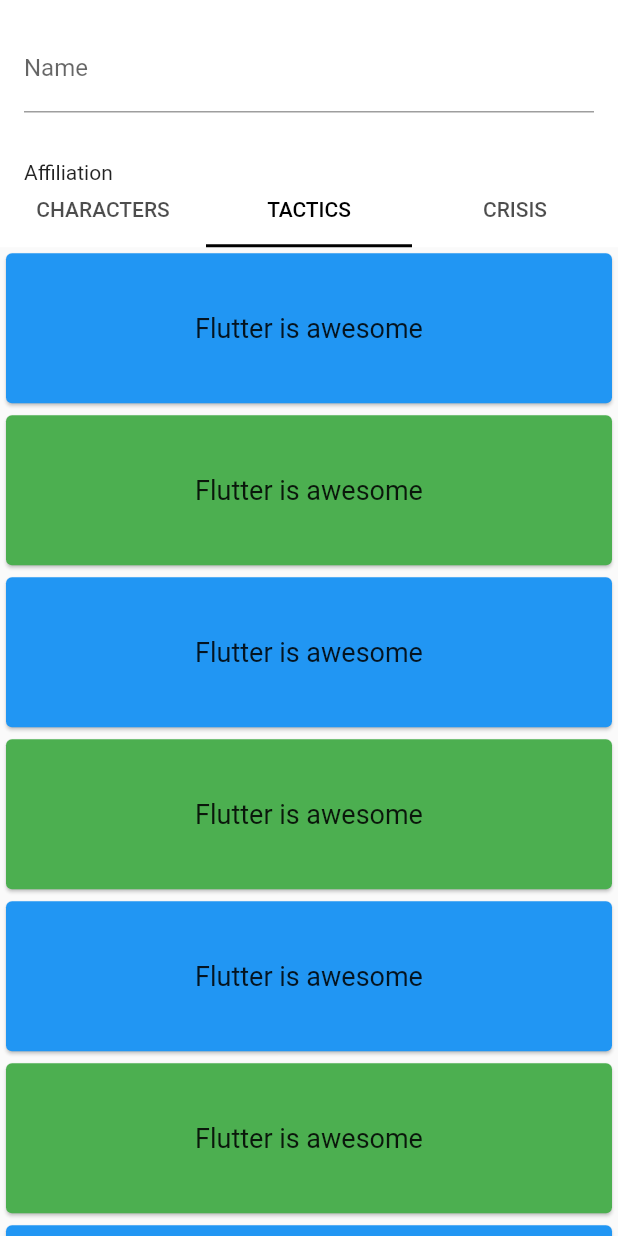
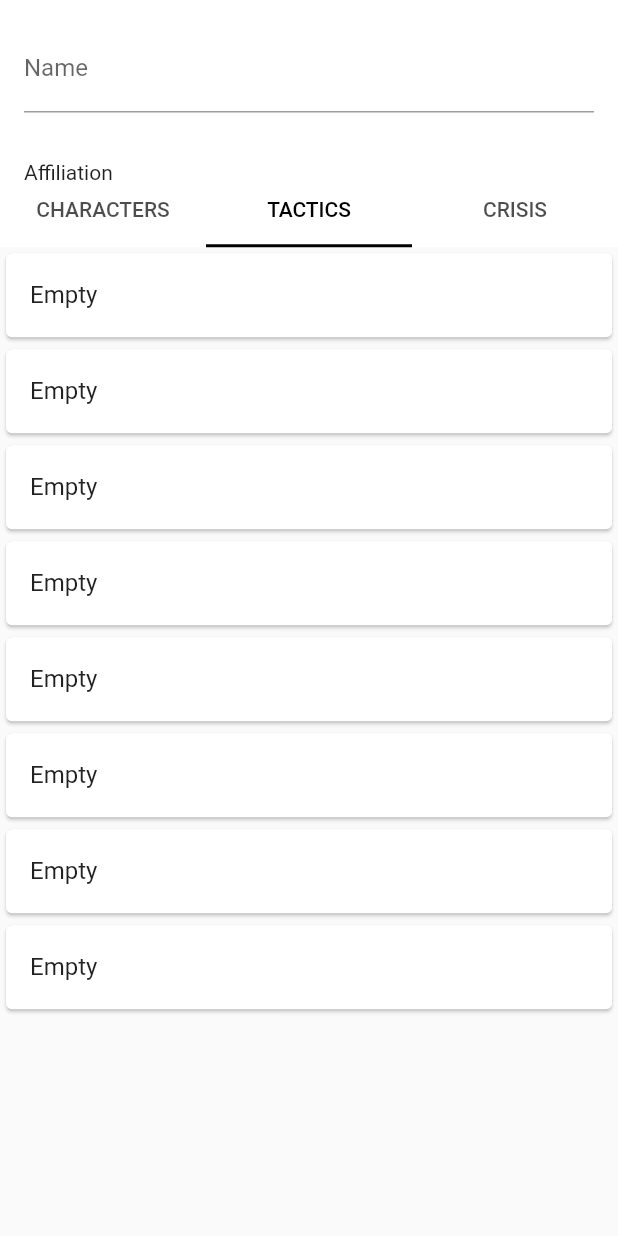
Before and after one commit to sotoslammer/squad-up, a Flutter app: the _Builder screen opened directly with empty values, tab 2 chosen, on a phone screen of 412 x 824 dp. Run offline on Flutter 3.47's test engine with Material 2 defaults, Android fonts, the phone set to English and light mode, and no system bars; our stand-ins replace equatable, flutter_bloc, get_it, hive, hive_flutter; accounts and stored records are empty.

Commit message:
show card slots on builder

```diff
--- a/lib/screens/builder.dart
+++ b/lib/screens/builder.dart
@@ -4,7 +4,10 @@
 import 'package:squadup/bloc/roster_builder/bloc.dart';
 import 'package:squadup/bloc/roster_builder/event.dart';
 import 'package:squadup/bloc/roster_builder/roster_builder.dart';
+import 'package:squadup/models/crisis.dart';
 import 'package:squadup/models/roster.dart';
+import 'package:squadup/models/superhero.dart';
+import 'package:squadup/models/tactic.dart';
 
 import '../get_it.dart';
 
@@ -15,7 +18,8 @@
   Widget build(BuildContext context) {
     Roster roster = ModalRoute.of(context)!.settings.arguments as Roster;
     return BlocProvider(
-        create: (BuildContext context) => builderBloc..add(SetRoster(roster: roster)),
+        create: (BuildContext context) =>
+            builderBloc..add(SetRoster(roster: roster)),
         child: Builder(bloc: builderBloc));
   }
 }
@@ -64,44 +68,47 @@
   State<StatefulWidget> createState() => _BuilderState(roster);
 }
 
-class _BuilderState extends State<_Builder> with SingleTickerProviderStateMixin {
+class _BuilderState extends State<_Builder>
+    with SingleTickerProviderStateMixin {
   final tabs = [
     Tab(text: 'CHARACTERS'),
     Tab(text: 'TACTICS'),
     Tab(text: 'CRISIS'),
   ];
 
-  late TabController? _tabController;
+  late TabController _tabController =
+      TabController(length: tabs.length, vsync: this);
   List cards = [];
+  late final selections = [
+    roster.superHeroes,
+    roster.tacticCards,
+    roster.crisisCards
+  ];
+
   final nameController = TextEditingController(text: '');
 
   final Roster roster;
+
   _BuilderState(this.roster);
 
   @override
   void initState() {
     super.initState();
-    _tabController = TabController(length: tabs.length, vsync: this);
-    _tabController!.addListener(_handleTabSelection);
+    _tabController.addListener(_handleTabSelection);
     cards = roster.superHeroes;
   }
 
   @override
   void dispose() {
     nameController.dispose();
-    _tabController!.dispose();
+    _tabController.dispose();
     super.dispose();
   }
 
   _handleTabSelection() {
-    final selections = [
-      roster.superHeroes,
-      roster.tacticCards,
-      roster.crisisCards
-    ];
-    if (_tabController!.indexIsChanging) {
+    if (_tabController.indexIsChanging) {
       setState(() {
-        cards = selections[_tabController!.index];
+        cards = selections[_tabController.index];
       });
     }
   }
@@ -145,21 +152,81 @@
       },
       body: ListView.builder(
         itemCount: cards.length,
-        itemBuilder: (BuildContext context, int index) {
-          return Card(
-            color: index % 2 == 0 ? Colors.blue : Colors.green,
-            child: Container(
-              alignment: Alignment.center,
-              width: double.infinity,
-              height: 100.0,
-              child: Text(
-                'Flutter is awesome',
-                style: TextStyle(fontSize: 18.0),
-              ),
-            ),
-          );
-        },
+        itemBuilder: (BuildContext context, int index) =>
+            Card(child: buildSlot(index)),
       ),
     ));
   }
+
+  Widget buildSlot(int idx) {
+    if (cards is List<Superhero>) {
+      return CharacterSlot(hero: cards[idx]);
+    } else if (cards is List<Tactic>) {
+      return TacticSlot(tactic: cards[idx]);
+    } else {
+      return CrisisSlot(crisis: cards[idx]);
+    }
+  }
 }
+
+class CharacterSlot extends StatelessWidget {
+  final Superhero? hero;
+
+  const CharacterSlot({Key? key, this.hero}) : super(key: key);
+
+  @override
+  Widget build(BuildContext context) {
+    if (hero == null) {
+      return ListTile(title: Text('Empty'));
+    }
+
+    return ListTile(
+      title: Text(hero?.name ?? '--'),
+      subtitle: Text(affiliatedAsString()),
+    );
+  }
+
+  String affiliatedAsString() {
+    var affiliations = hero?.affiliationToSuperheroesByB?.nodes
+            ?.map((e) => e.affiliationByA?.name) ??
+        ['Unaffiliated'];
+
+    var concat = StringBuffer();
+
+    affiliations.forEach((s) => {concat.write('$s, ')});
+
+    return concat.toString();
+  }
+}
+
+class TacticSlot extends StatelessWidget {
+  final Tactic? tactic;
+
+  const TacticSlot({Key? key, this.tactic}) : super(key: key);
+
+  @override
+  Widget build(BuildContext context) {
+    if (tactic == null) {
+      return ListTile(title: Text('Empty'));
+    }
+
+    return ListTile(
+      title: Text(tactic?.name ?? '--'),
+    );
+  }
+}
+
+class CrisisSlot extends StatelessWidget {
+  final Crisis? crisis;
+
+  const CrisisSlot({Key? key, this.crisis}) : super(key: key);
+
+  @override
+  Widget build(BuildContext context) {
+    if (crisis == null) {
+      return ListTile(title: Text('Empty'));
+    }
+
+    return ListTile(title: Text(crisis?.name ?? '--'));
+  }
+}
```
